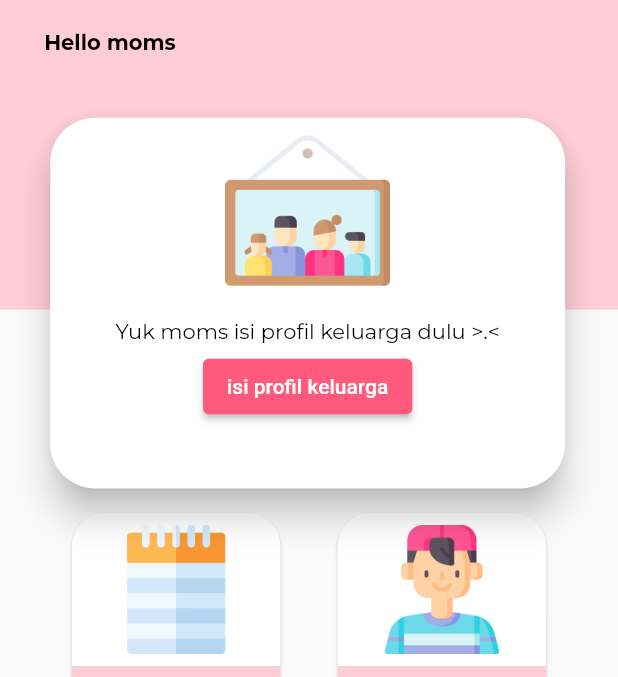
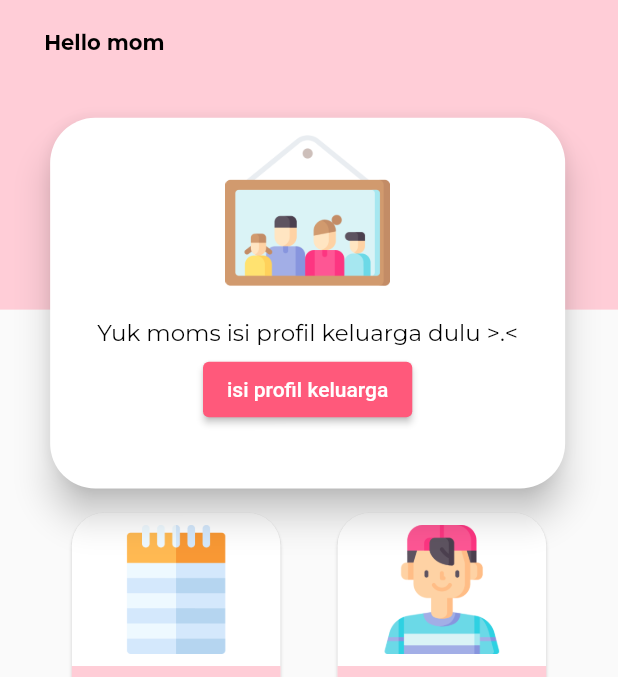
Before and after one commit to kfahmi77/mamanotes, a Flutter app: the DashboardView screen opened by its route, on a phone screen of 412 x 824 dp, the part 61-738 px from its top. Run offline on Flutter 3.47's test engine with Material 2 defaults, Android fonts, the phone set to English and light mode, and no system bars; our stand-ins replace cached_network_image, cloud_firestore, firebase_auth, firebase_core, firebase_storage, flutter_screenutil and 7 more; missing offline and left inert: dart:ffi; accounts and stored records are empty.

Commit message:
fliter data berdasarkan uid user,fix menu home,menggunakan image_cache di profil serti fix layoutnya

```diff
--- a/lib/app/data/common/widget/title_image_appbar.dart
+++ b/lib/app/data/common/widget/logo_widget.dart
@@ -1,8 +1,8 @@
 import 'package:flutter/material.dart';
 import 'package:flutter_screenutil/flutter_screenutil.dart';
 
-class BuildLogoWidget extends StatelessWidget {
-  const BuildLogoWidget({super.key});
+class LogoWidget extends StatelessWidget {
+  const LogoWidget({super.key});
 
   @override
   Widget build(BuildContext context) {
--- a/lib/app/data/repository/auth.dart
+++ b/lib/app/data/repository/auth.dart
@@ -56,7 +56,7 @@ class AuthController extends GetxController {
   }
 
   Future<void> getImage(ImageSource source) async {
-    final pickedFile = await picker.getImage(source: source);
+    final pickedFile = await picker.pickImage(source: source);
     if (pickedFile != null) {
       image.value = File(pickedFile.path);
     } else {
--- a/lib/app/modules/dashboard/views/dashboard_view.dart
+++ b/lib/app/modules/dashboard/views/dashboard_view.dart
@@ -1,12 +1,10 @@
 import 'package:flutter/material.dart';
 import 'package:font_awesome_flutter/font_awesome_flutter.dart';
 
-import 'package:get/get.dart';
 import 'package:mamanotes/app/data/common/style.dart';
 import 'package:mamanotes/app/modules/home/views/home_view.dart';
 import 'package:mamanotes/app/modules/kenangan/views/kenangan_view.dart';
 import 'package:mamanotes/app/modules/profile/views/profile_view.dart';
-import 'package:mamanotes/app/modules/tentang/views/tentang_view.dart';
 
 import '../../../data/common/custom_bottom_navigation.dart';
 
@@ -14,7 +12,7 @@ class DashboardView extends StatefulWidget {
   const DashboardView({super.key});
 
   @override
-  _DashboardViewState createState() => _DashboardViewState();
+  createState() => _DashboardViewState();
 }
 
 class _DashboardViewState extends State<DashboardView> {
@@ -65,7 +63,7 @@ class _DashboardViewState extends State<DashboardView> {
 
   Widget getBody() {
     List<Widget> pages = [
-      const HomeView(),
+      HomeView(),
       KenanganView(),
       ProfileView(),
     ];
--- a/lib/app/modules/home/views/home_view.dart
+++ b/lib/app/modules/home/views/home_view.dart
@@ -1,14 +1,16 @@
+import 'package:firebase_auth/firebase_auth.dart';
 import 'package:flutter/material.dart';
 import 'package:flutter_screenutil/flutter_screenutil.dart';
 
 import 'package:get/get.dart';
 import 'package:mamanotes/app/data/common/style.dart';
 
-import '../../../data/common/widget/title_image_appbar.dart';
+import '../../../data/common/widget/logo_widget.dart';
 import '../controllers/home_controller.dart';
 
 class HomeView extends GetView<HomeController> {
-  const HomeView({Key? key}) : super(key: key);
+  HomeView({Key? key}) : super(key: key);
+  final FirebaseAuth _auth = FirebaseAuth.instance;
   @override
   Widget build(BuildContext context) {
     return SafeArea(
@@ -17,7 +19,9 @@ class HomeView extends GetView<HomeController> {
         slivers: [
           SliverPersistentHeader(
             pinned: true,
-            delegate: MySliverAppBar(expandedHeight: 200.0.h),
+            delegate: MySliverAppBar(
+                expandedHeight: 200.0.h,
+                username: _auth.currentUser!.displayName!),
           ),
           SliverPadding(padding: EdgeInsets.only(top: 120.r)),
           SliverPadding(
@@ -88,8 +92,12 @@ class HomeView extends GetView<HomeController> {
 
 class MySliverAppBar extends SliverPersistentHeaderDelegate {
   final double expandedHeight;
+  final String username;
 
-  MySliverAppBar({required this.expandedHeight});
+  MySliverAppBar({
+    required this.expandedHeight,
+    required this.username,
+  });
 
   @override
   Widget build(
@@ -106,7 +114,7 @@ class MySliverAppBar extends SliverPersistentHeaderDelegate {
         Center(
           child: Opacity(
             opacity: shrinkOffset / expandedHeight,
-            child: const BuildLogoWidget(),
+            child: const LogoWidget(),
           ),
         ),
         Positioned(
@@ -118,7 +126,7 @@ class MySliverAppBar extends SliverPersistentHeaderDelegate {
           left: MediaQuery.of(context).size.width / 14,
           child: Opacity(
             opacity: 1 - shrinkOffset / expandedHeight,
-            child: const BuildLogoWidget(),
+            child: const LogoWidget(),
           ),
         ),
         Positioned(
@@ -126,7 +134,7 @@ class MySliverAppBar extends SliverPersistentHeaderDelegate {
             left: MediaQuery.of(context).size.width / 14,
             child: Opacity(
               opacity: 1 - shrinkOffset / expandedHeight,
-              child: Text("Hello moms",
+              child: Text("Hello mom $username",
                   style: redTextStyle.copyWith(fontWeight: bold, color: black)),
             )),
         Positioned(
@@ -158,7 +166,9 @@ class MySliverAppBar extends SliverPersistentHeaderDelegate {
                         Text(
                           "Yuk moms isi profil keluarga dulu >.<",
                           style: redTextStyle.copyWith(
-                              fontSize: 14.0, color: black, fontWeight: normal),
+                              fontSize: 14.0.sp,
+                              color: black,
+                              fontWeight: normal),
                         ),
                         const Padding(padding: EdgeInsets.only(top: 10)),
                         SizedBox(
--- a/lib/app/modules/kenangan/controllers/kenangan_controller.dart
+++ b/lib/app/modules/kenangan/controllers/kenangan_controller.dart
@@ -1,6 +1,7 @@
 import 'dart:async';
 
 import 'package:cloud_firestore/cloud_firestore.dart';
+import 'package:firebase_auth/firebase_auth.dart';
 import 'package:flutter/material.dart';
 import 'package:get/get.dart';
 import 'package:intl/intl.dart';
@@ -8,6 +9,7 @@ import 'package:intl/intl.dart';
 import '../models/kenangan_model.dart';
 
 class KenanganController extends GetxController {
+  final User? user = FirebaseAuth.instance.currentUser;
   final isSearchVisible = false.obs;
   final searchController = TextEditingController();
   late RxList<KenanganModel> dataList = <KenanganModel>[].obs;
@@ -45,6 +47,7 @@ class KenanganController extends GetxController {
 
   @override
   void onInit() {
+    print(user!.uid);
     super.onInit();
     _fetchData();
   }
@@ -52,7 +55,7 @@ class KenanganController extends GetxController {
   Future<void> _fetchData() async {
     try {
       koleksiKenangan
-          .orderBy('create_at', descending: false)
+          .where('uid', isEqualTo: user!.uid)
           .snapshots()
           .listen((querySnapshot) {
         _allData = querySnapshot.docs
--- a/lib/app/modules/kenangan/views/kenangan_add_view.dart
+++ b/lib/app/modules/kenangan/views/kenangan_add_view.dart
@@ -4,7 +4,7 @@ import 'package:get/get.dart';
 import 'package:image_picker/image_picker.dart';
 import 'package:intl/intl.dart';
 import 'package:mamanotes/app/data/common/style.dart';
-import 'package:mamanotes/app/data/common/widget/title_image_appbar.dart';
+import 'package:mamanotes/app/data/common/widget/logo_widget.dart';
 import 'package:mamanotes/app/modules/kenangan/controllers/kenangan_add_controller.dart';
 
 import '../../../data/repository/auth.dart';
@@ -20,7 +20,7 @@ class KenanganAddView extends GetView<KenanganAddController> {
     TextEditingController imageController = TextEditingController();
     return Scaffold(
       appBar: AppBar(
-        title: const BuildLogoWidget(),
+        title: const LogoWidget(),
         backgroundColor: background,
         centerTitle: true,
         elevation: 0,
--- a/lib/app/routes/app_pages.dart
+++ b/lib/app/routes/app_pages.dart
@@ -26,7 +26,7 @@ class AppPages {
   static final routes = [
     GetPage(
       name: _Paths.home,
-      page: () => const HomeView(),
+      page: () => HomeView(),
       binding: HomeBinding(),
     ),
     GetPage(
--- a/pubspec.yaml
+++ b/pubspec.yaml
@@ -26,6 +26,7 @@ dependencies:
   cached_network_image: ^3.2.3
   collection: ^1.15.0
   firebase_cached_image: ^0.4.2
+  lottie: ^2.3.2
 
 dev_dependencies:
   flutter_lints: 2.0.1
```
Also changed, not shown: lib/app/modules/dashboard/controllers/dashboard_controller.dart (+1 -21 lines), lib/app/modules/home/controllers/home_controller.dart (+1 -21 lines), lib/app/modules/kenangan/views/kenangan_view.dart (+19 -11 lines), lib/app/modules/profile/views/profile_view.dart (+9 -8 lines), assets/images/no_data.gif (added), pubspec.lock, 1 other file.
